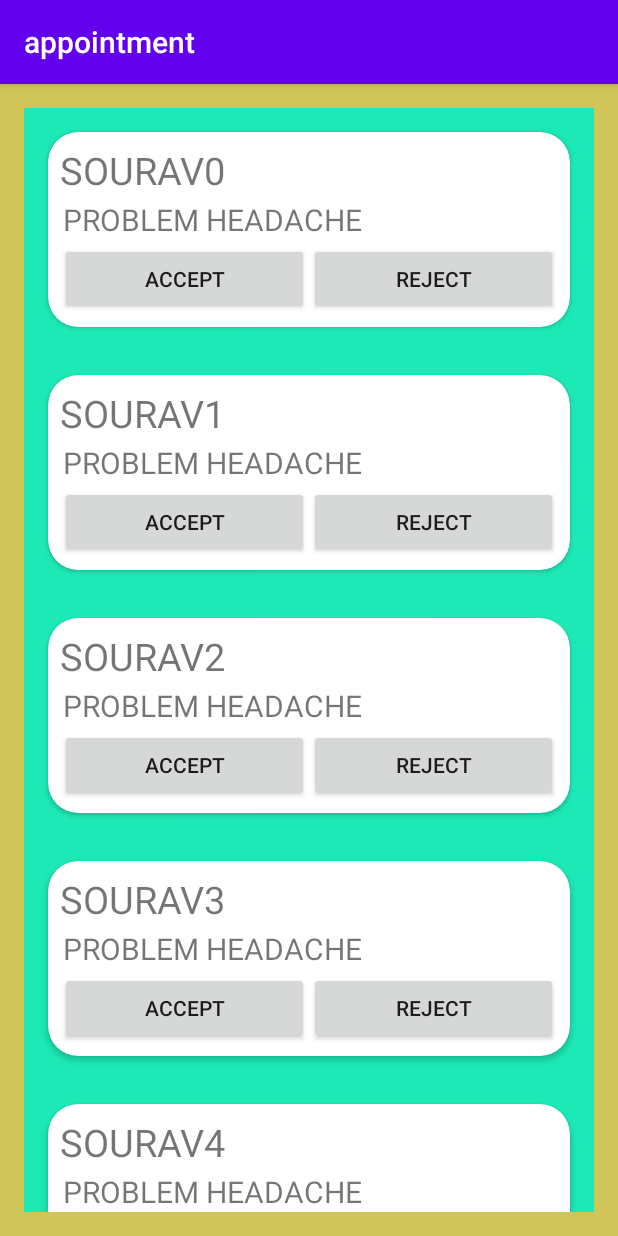
After one commit to souravgopal25/appointment, an Android app: the DoctorApprovalAppointment screen opened directly, with no data from a screen before it, on a phone screen of 412 x 824 dp. The commit adds this screen. Run offline under Robolectric (Android 15) with nearby library versions, the phone set to English and light mode, and no system bars; our stand-ins replace ButterKnife.

Commit message:
AppointmentList for Doctor Implemented!

```diff
--- a/app/build.gradle
+++ b/app/build.gradle
@@ -38,6 +38,7 @@ dependencies {
     implementation "androidx.recyclerview:recyclerview:1.1.0"
     implementation 'com.jakewharton:butterknife:10.2.1'
     annotationProcessor 'com.jakewharton:butterknife-compiler:10.2.1'
+    implementation "androidx.cardview:cardview:1.0.0"
 
 
 
--- a/app/src/main/AndroidManifest.xml
+++ b/app/src/main/AndroidManifest.xml
@@ -11,7 +11,8 @@
         android:roundIcon="@mipmap/ic_launcher_round"
         android:supportsRtl="true"
         android:theme="@style/AppTheme">
-        <activity android:name=".PaitentAppointmentRequestActivity"></activity>
+        <activity android:name=".DoctorApprovalAppointment"></activity>
+        <activity android:name=".PaitentAppointmentRequestActivity" />
         <activity android:name=".MainActivity">
             <intent-filter>
                 <action android:name="android.intent.action.MAIN" />
--- /dev/null
+++ b/app/src/main/java/com/example/appointment/AppointmentAdapter.java
@@ -0,0 +1,88 @@
+package com.example.appointment;
+
+import android.content.Context;
+import android.view.LayoutInflater;
+import android.view.View;
+import android.view.ViewGroup;
+import android.widget.Button;
+import android.widget.TextView;
+import android.widget.Toast;
+
+import androidx.annotation.NonNull;
+import androidx.recyclerview.widget.RecyclerView;
+
+import java.util.List;
+
+public class AppointmentAdapter extends RecyclerView.Adapter<AppointmentAdapter.AppointmentAdapyerViewHolder>{
+    List<AppointmentRequest> mlist;
+    Context context;
+    final private ListItemClickListener mlistItemClickListener;
+
+    public AppointmentAdapter( Context context,List<AppointmentRequest> mlist,ListItemClickListener mlistItemClickListener) {
+        this.mlist = mlist;
+        this.context = context;
+        this.mlistItemClickListener=mlistItemClickListener;
+    }
+
+    public void setMlist(List<AppointmentRequest> mlist) {
+        this.mlist = mlist;
+        notifyDataSetChanged();
+
+    }
+
+    @NonNull
+    @Override
+    public AppointmentAdapyerViewHolder onCreateViewHolder(@NonNull ViewGroup parent, int viewType) {
+        LayoutInflater layoutInflater=LayoutInflater.from(context);
+        View view=layoutInflater.inflate(R.layout.item, parent, false);
+        return new AppointmentAdapyerViewHolder(view);
+
+    }
+
+    @Override
+    public void onBindViewHolder(@NonNull AppointmentAdapyerViewHolder holder, int position) {
+        AppointmentRequest appointmentRequest=mlist.get(position);
+        holder.name.setText(appointmentRequest.name);
+        holder.description.setText(appointmentRequest.description);
+
+    }
+
+    @Override
+    public int getItemCount() {
+        return mlist.size();
+    }
+    public interface ListItemClickListener {
+        void onListItemClick(int clickedIndex,int buttonNumber);
+
+    }
+
+    public class  AppointmentAdapyerViewHolder extends RecyclerView.ViewHolder implements Button.OnClickListener{
+        TextView name,description;
+        Button accept,reject;
+
+        public AppointmentAdapyerViewHolder(@NonNull View itemView) {
+            super(itemView);
+            name=itemView.findViewById(R.id.name);
+            description=itemView.findViewById(R.id.detail);
+            accept=itemView.findViewById(R.id.accept);
+            reject=itemView.findViewById(R.id.reject);
+            accept.setOnClickListener(this);
+            reject.setOnClickListener(this);
+
+        }
+
+        @Override
+        public void onClick(View view) {
+            int clicked=getAdapterPosition();
+            if (view.getId()==R.id.accept){
+                mlistItemClickListener.onListItemClick(clicked,1);
+
+            }else if(view.getId()==R.id.reject) {
+                mlistItemClickListener.onListItemClick(clicked,0);
+
+            }
+
+
+        }
+    }
+}
--- /dev/null
+++ b/app/src/main/java/com/example/appointment/DoctorApprovalAppointment.java
@@ -0,0 +1,51 @@
+package com.example.appointment;
+
+import android.content.Context;
+import android.os.Bundle;
+import android.widget.Toast;
+
+import androidx.appcompat.app.AppCompatActivity;
+import androidx.recyclerview.widget.LinearLayoutManager;
+import androidx.recyclerview.widget.RecyclerView;
+
+import java.util.ArrayList;
+import java.util.List;
+
+import butterknife.BindView;
+import butterknife.ButterKnife;
+
+public class DoctorApprovalAppointment extends AppCompatActivity implements AppointmentAdapter.ListItemClickListener {
+
+    @BindView(R.id.recycler)
+    RecyclerView recycler;
+    List<AppointmentRequest> mlist;
+    AppointmentAdapter appointmentAdapter;
+    @Override
+    protected void onCreate(Bundle savedInstanceState) {
+        super.onCreate(savedInstanceState);
+        setContentView(R.layout.activity_doctor_approval_appointment);
+        ButterKnife.bind(this);
+        LinearLayoutManager linearLayoutManager=new LinearLayoutManager(this);
+        recycler.setLayoutManager(linearLayoutManager);
+        recycler.setHasFixedSize(true);
+        mlist=new ArrayList<>();
+        for (int i = 0; i <5; i++) {
+            AppointmentRequest appointmentRequest=new AppointmentRequest("SOURAV"+i,"1","sd","PROBLEM HEADACHE");
+            mlist.add(appointmentRequest);
+        }
+        appointmentAdapter=new AppointmentAdapter(this,mlist,this);
+        recycler.setAdapter(appointmentAdapter);
+
+
+
+
+    }
+
+    @Override
+    public void onListItemClick(int clickedIndex, int buttonNumber) {
+        Toast.makeText(this, "Clicked on "+Integer.toString(clickedIndex) + (buttonNumber==0?"Reject":"Accept"), Toast.LENGTH_SHORT).show();
+        mlist.remove(clickedIndex);
+        appointmentAdapter.setMlist(mlist);
+
+    }
+}
--- a/app/src/main/java/com/example/appointment/FireBase.java
+++ b/app/src/main/java/com/example/appointment/FireBase.java
@@ -1,11 +1,6 @@
 package com.example.appointment;
 
-import android.widget.Toast;
 
-import androidx.annotation.NonNull;
-
-import com.google.android.gms.tasks.OnCompleteListener;
-import com.google.android.gms.tasks.Task;
 import com.google.firebase.database.DatabaseReference;
 import com.google.firebase.database.FirebaseDatabase;
 
@@ -13,7 +8,7 @@ public class FireBase {
     private static   FirebaseDatabase database = FirebaseDatabase.getInstance();
 
     public static boolean putAppointmentRequest(AppointmentRequest appointmentRequest){
-        DatabaseReference myRef = database.getReference("APPOINTMENT").child(appointmentRequest.getDoctorId());
+        DatabaseReference myRef = database.getReference("APPOINTMENT").child(appointmentRequest.getDoctorId()).child("Pending");
         return myRef.push().setValue(appointmentRequest).isSuccessful();
 
     }
--- a/app/src/main/java/com/example/appointment/MainActivity.java
+++ b/app/src/main/java/com/example/appointment/MainActivity.java
@@ -34,6 +34,8 @@ public class MainActivity extends AppCompatActivity {
     private static final String TAG = MainActivity.class.getSimpleName();
     @BindView(R.id.next)
     Button next;
+    @BindView(R.id.doctorScreen)
+    Button doctorScreen;
 
     @Override
     protected void onCreate(Bundle savedInstanceState) {
@@ -51,7 +53,7 @@ public class MainActivity extends AppCompatActivity {
     }
 
 
-    @OnClick({R.id.btn, R.id.btnNext})
+    @OnClick({R.id.btn, R.id.btnNext,R.id.doctorScreen})
     public void onViewClicked(View view) {
         switch (view.getId()) {
             case R.id.btn:
@@ -86,12 +88,19 @@ public class MainActivity extends AppCompatActivity {
 
 
                 break;
+            case R.id.doctorScreen:  Intent intent = new Intent(this, DoctorApprovalAppointment.class);
+                startActivity(intent);
+
+
+                break;
         }
     }
 
     @OnClick(R.id.next)
     public void onViewClicked() {
-        Intent intent=new Intent(this,PaitentAppointmentRequestActivity.class);
+        Intent intent = new Intent(this, PaitentAppointmentRequestActivity.class);
         startActivity(intent);
     }
+
+
 }
--- /dev/null
+++ b/app/src/main/res/layout/activity_doctor_approval_appointment.xml
@@ -0,0 +1,16 @@
+<?xml version="1.0" encoding="utf-8"?>
+<LinearLayout xmlns:android="http://schemas.android.com/apk/res/android"
+    xmlns:app="http://schemas.android.com/apk/res-auto"
+    xmlns:tools="http://schemas.android.com/tools"
+    android:layout_width="match_parent"
+    android:padding="16dp"
+    android:layout_height="match_parent"
+    android:background="#CFC558"
+    tools:context=".DoctorApprovalAppointment">
+    <androidx.recyclerview.widget.RecyclerView
+        android:id="@+id/recycler"
+        android:background="#1DE9B6"
+        android:layout_width="match_parent"
+        android:layout_height="wrap_content"/>
+
+</LinearLayout>
--- a/app/src/main/res/layout/activity_main.xml
+++ b/app/src/main/res/layout/activity_main.xml
@@ -25,6 +25,11 @@
         android:text="NEXT"
         android:layout_width="match_parent"
         android:layout_height="wrap_content"/>
+    <Button
+        android:id="@+id/doctorScreen"
+        android:text="DoctorScreen"
+        android:layout_width="match_parent"
+        android:layout_height="wrap_content"/>
 
 
 </LinearLayout>
--- /dev/null
+++ b/app/src/main/res/layout/item.xml
@@ -0,0 +1,46 @@
+<?xml version="1.0" encoding="utf-8"?>
+<androidx.cardview.widget.CardView xmlns:android="http://schemas.android.com/apk/res/android"
+    android:layout_width="match_parent"
+    xmlns:app="http://schemas.android.com/apk/res-auto"
+    app:cardCornerRadius="20dp"
+    android:layout_margin="16dp"
+    android:layout_height="wrap_content">
+    <LinearLayout
+        android:padding="8dp"
+        android:orientation="vertical"
+        android:layout_width="match_parent"
+        android:layout_height="wrap_content">
+        <TextView
+            android:id="@+id/name"
+            android:textSize="25sp"
+            android:layout_width="match_parent"
+            android:layout_height="wrap_content"/>
+        <TextView
+            android:layout_margin="2dp"
+            android:id="@+id/detail"
+            android:textSize="20sp"
+            android:layout_width="match_parent"
+            android:layout_height="wrap_content"/>
+        <LinearLayout
+            android:orientation="horizontal"
+            android:layout_width="match_parent"
+            android:layout_height="wrap_content">
+            <Button
+                android:id="@+id/accept"
+                android:text="Accept"
+                android:layout_width="0dp"
+                android:layout_height="wrap_content"
+                android:layout_weight="1"/>
+            <Button
+                android:id="@+id/reject"
+                android:text="Reject"
+                android:layout_width="0dp"
+                android:layout_height="wrap_content"
+                android:layout_weight="1"/>
+
+        </LinearLayout>
+
+
+    </LinearLayout>
+
+</androidx.cardview.widget.CardView>
```
